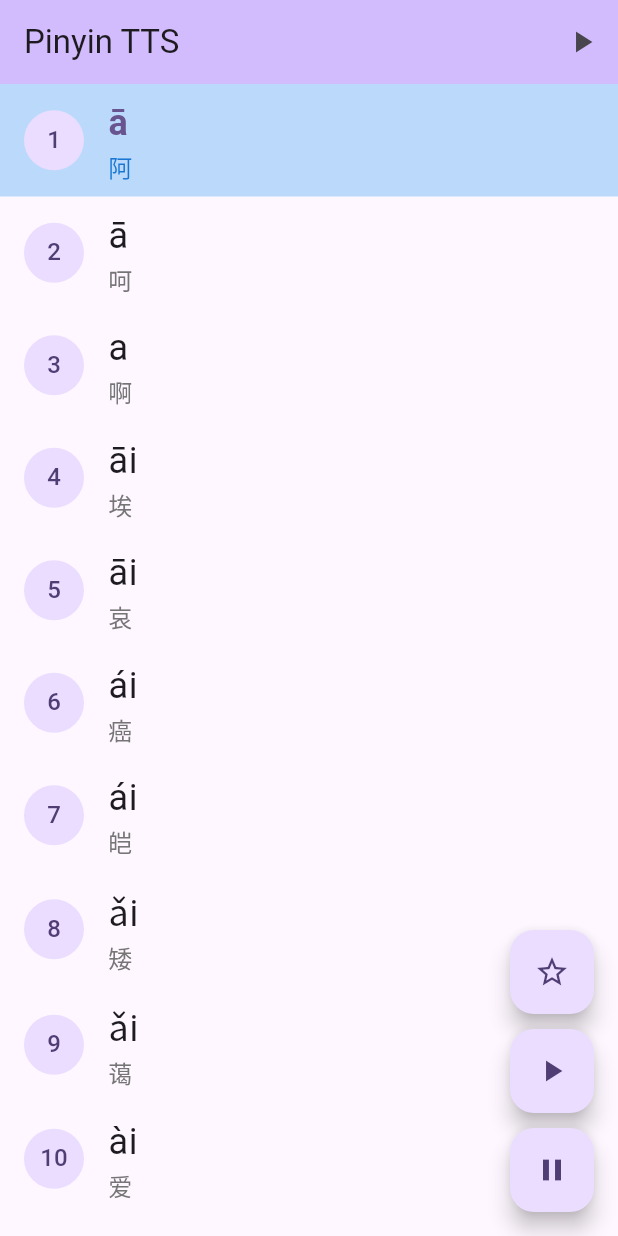
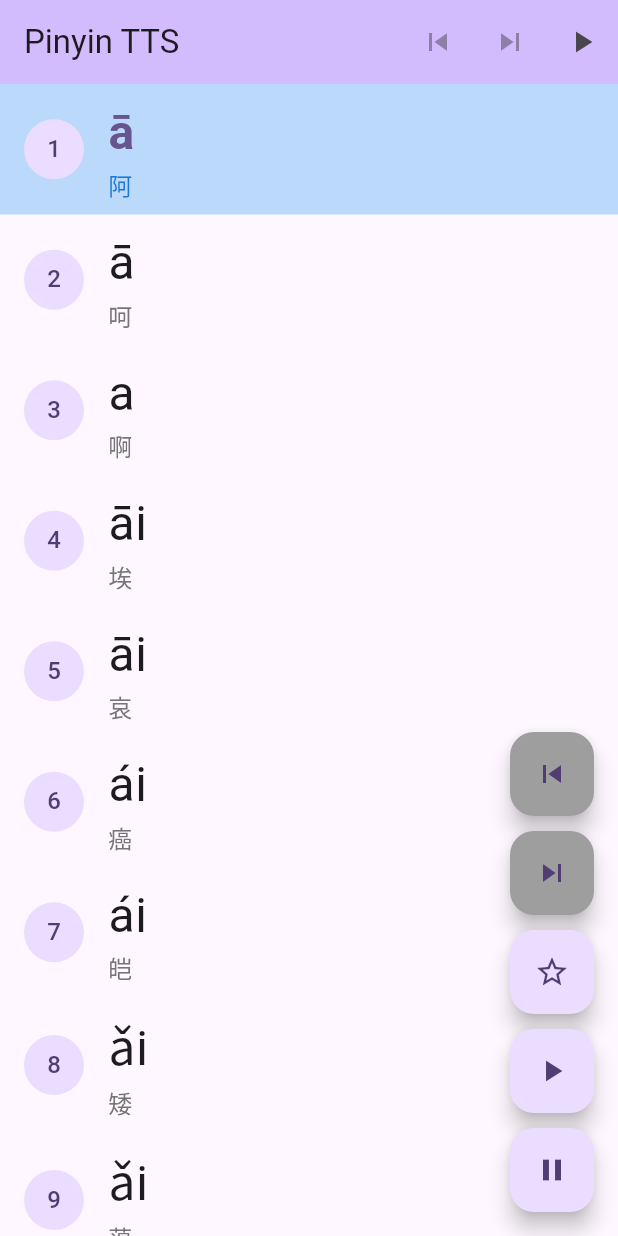
Before and after one commit to suikan4github/pinyin_tts, a Flutter app: the screen it shows after launch, on a phone screen of 412 x 824 dp. Run offline on Flutter 3.47's test engine with Material 3 defaults, Android fonts, the phone set to English and light mode, and no system bars; our stand-ins replace flutter_tts.

Commit message:
Move mark to the center of the line.

```diff
--- a/lib/main.dart
+++ b/lib/main.dart
@@ -159,6 +159,52 @@
     });
   }
 
+  void goToNextMarkedItem() {
+    if (markedItems.isEmpty) return;
+
+    final sortedMarkedItems = markedItems.toList()..sort();
+    int? nextIndex;
+
+    for (int markedIndex in sortedMarkedItems) {
+      if (markedIndex > currentIndex) {
+        nextIndex = markedIndex;
+        break;
+      }
+    }
+
+    // 現在位置より後にマークされたアイテムがない場合、最初のマークされたアイテムに移動
+    nextIndex ??= sortedMarkedItems.first;
+
+    setState(() {
+      currentIndex = nextIndex!;
+    });
+    scrollToCurrentItem();
+    speak(hanziList[currentIndex].simplified);
+  }
+
+  void goToPreviousMarkedItem() {
+    if (markedItems.isEmpty) return;
+
+    final sortedMarkedItems = markedItems.toList()..sort();
+    int? previousIndex;
+
+    for (int markedIndex in sortedMarkedItems.reversed) {
+      if (markedIndex < currentIndex) {
+        previousIndex = markedIndex;
+        break;
+      }
+    }
+
+    // 現在位置より前にマークされたアイテムがない場合、最後のマークされたアイテムに移動
+    previousIndex ??= sortedMarkedItems.last;
+
+    setState(() {
+      currentIndex = previousIndex!;
+    });
+    scrollToCurrentItem();
+    speak(hanziList[currentIndex].simplified);
+  }
+
   @override
   void dispose() {
     flutterTts.stop();
@@ -173,6 +219,16 @@
         backgroundColor: Theme.of(context).colorScheme.inversePrimary,
         title: Text(widget.title),
         actions: [
+          IconButton(
+            onPressed: markedItems.isEmpty ? null : goToPreviousMarkedItem,
+            icon: const Icon(Icons.skip_previous),
+            tooltip: 'Previous Marked Item',
+          ),
+          IconButton(
+            onPressed: markedItems.isEmpty ? null : goToNextMarkedItem,
+            icon: const Icon(Icons.skip_next),
+            tooltip: 'Next Marked Item',
+          ),
           IconButton(
             onPressed: isPlaying && !isPaused ? pausePlaying : startPlaying,
             icon: Icon(isPlaying && !isPaused ? Icons.pause : Icons.play_arrow),
@@ -194,14 +250,26 @@
                   selected: isSelected,
                   selectedTileColor: Colors.blue.withOpacity(0.3),
                   leading: CircleAvatar(child: Text('${index + 1}')),
-                  title: Text(
+                  title: Row(
+                    children: [
+                      Expanded(
+                        flex: 2,
+                        child: Text(
                           item.pinyinWithTone,
                           style: TextStyle(
-                      fontSize: 24,
+                            fontSize: 32,
                             fontWeight: isSelected
                                 ? FontWeight.bold
                                 : FontWeight.normal,
                           ),
+                        ),
+                      ),
+                      if (isMarked)
+                        const Icon(Icons.star, color: Colors.orange, size: 24),
+                      if (!isMarked)
+                        const SizedBox(width: 24), // マークがない場合の空白スペース
+                      const Expanded(flex: 1, child: SizedBox()), // 右側のスペース
+                    ],
                   ),
                   subtitle: Text(
                     item.simplified,
@@ -210,9 +278,6 @@
                       color: isSelected ? Colors.blue[700] : Colors.grey[600],
                     ),
                   ),
-                  trailing: isMarked
-                      ? const Icon(Icons.star, color: Colors.orange)
-                      : null,
                   onTap: () => onItemTapped(index),
                 );
               },
@@ -220,6 +285,22 @@
       floatingActionButton: Column(
         mainAxisAlignment: MainAxisAlignment.end,
         children: [
+          FloatingActionButton(
+            heroTag: "prev_marked",
+            onPressed: markedItems.isEmpty ? null : goToPreviousMarkedItem,
+            tooltip: 'Previous Marked Item',
+            backgroundColor: markedItems.isEmpty ? Colors.grey : null,
+            child: const Icon(Icons.skip_previous),
+          ),
+          const SizedBox(height: 10),
+          FloatingActionButton(
+            heroTag: "next_marked",
+            onPressed: markedItems.isEmpty ? null : goToNextMarkedItem,
+            tooltip: 'Next Marked Item',
+            backgroundColor: markedItems.isEmpty ? Colors.grey : null,
+            child: const Icon(Icons.skip_next),
+          ),
+          const SizedBox(height: 10),
           FloatingActionButton(
             heroTag: "mark",
             onPressed: toggleMark,
```
Lines whose indentation alone changed are shown as unchanged.
